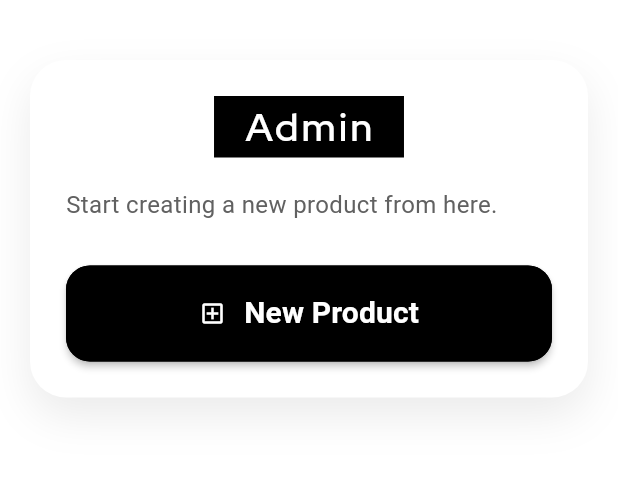
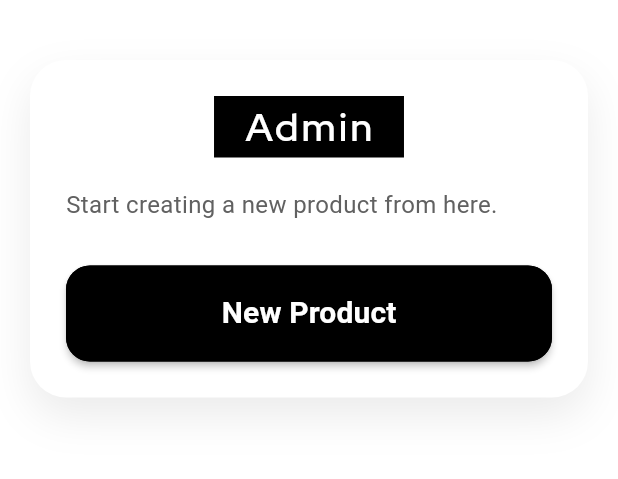
Before and after one commit to Ahmed-043/flex_printing, a Flutter app: the AdminPage screen opened by its route, on a phone screen of 412 x 824 dp, the part 105-584 px from its top. Run offline on Flutter 3.47's test engine with Material 3 defaults, Android fonts, the phone set to English and light mode, and no system bars; our stand-ins replace carousel_slider, cross_file, dotted_border, file_picker, flutter_svg, go_router and 2 more; missing offline and left inert: desktop_drop; accounts and stored records are empty.

Commit message:
index.html updated

```diff
--- a/lib/pages/admin_page/admin_page.dart
+++ b/lib/pages/admin_page/admin_page.dart
@@ -98,20 +98,13 @@ class _AdminPageState extends State<AdminPage> {
                           vertical: 14,
                         ),
                         elevation: 2,
-                        child: Row(
-                          mainAxisAlignment: MainAxisAlignment.center,
-                          children: const [
-                            Icon(Icons.add_box_outlined, color: Colors.white),
-                            SizedBox(width: 12),
-                            Text(
+                        child: Text(
                           'New Product',
                           style: TextStyle(
                             fontSize: 20,
                             color: Colors.white,
                             fontWeight: FontWeight.w600,
                           ),
-                            ),
-                          ],
                         ),
                       ),
                     ),
--- a/lib/pages/admin_page/create_product_page.dart
+++ b/lib/pages/admin_page/create_product_page.dart
@@ -384,7 +384,7 @@ class _CreateProductPageState extends State<CreateProductPage> {
         UiHelper.inputField(
           context: context,
           label: 'Description',
-          requiredField: true,
+          requiredField: false,
           hint: 'Describe the product…',
           maxLines: 5,
           keyboardType: TextInputType.multiline,
```
Lines whose indentation alone changed are shown as unchanged.
